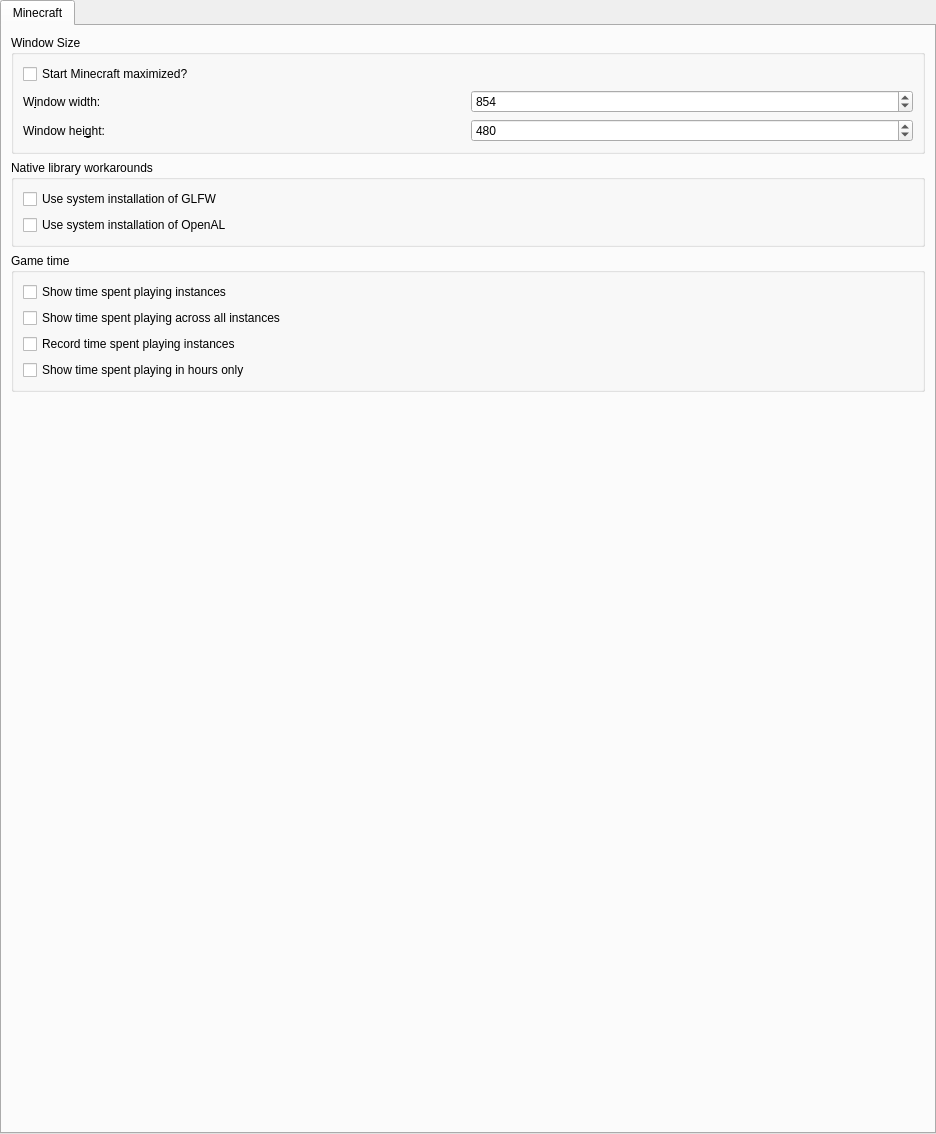
VorwerkUa2/WerkLauncher, file launcher/ui/pages/global/MinecraftPage.ui: the form before one commit.
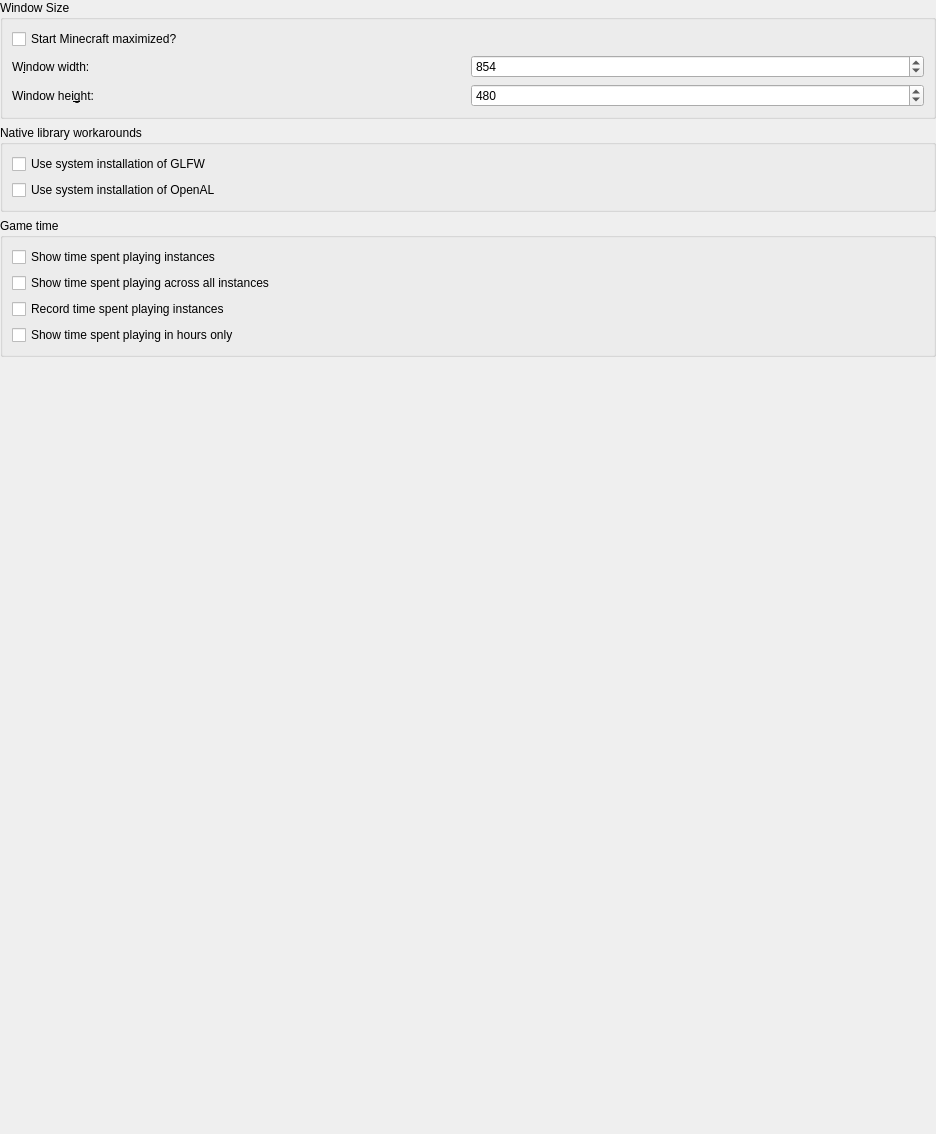
The form after the commit.

The edit to the form file:
```diff
--- a/launcher/ui/pages/global/MinecraftPage.ui
+++ b/launcher/ui/pages/global/MinecraftPage.ui
@@ -30,19 +30,6 @@
     <number>0</number>
    </property>
    <item>
-    <widget class="QTabWidget" name="tabWidget">
-     <property name="tabShape">
-      <enum>QTabWidget::Rounded</enum>
-     </property>
-     <property name="currentIndex">
-      <number>0</number>
-     </property>
-     <widget class="QWidget" name="minecraftTab">
-      <attribute name="title">
-       <string notr="true">Minecraft</string>
-      </attribute>
-      <layout class="QVBoxLayout" name="verticalLayout_3">
-       <item>
         <widget class="QGroupBox" name="windowSizeGroupBox">
          <property name="title">
           <string>Window Size</string>
@@ -186,10 +173,6 @@
        </item>
       </layout>
      </widget>
-    </widget>
-   </item>
-  </layout>
- </widget>
  <tabstops>
   <tabstop>tabWidget</tabstop>
   <tabstop>maximizedCheckBox</tabstop>
```
Left out of the diff: 1 changed line with no effect on the pictures. Lines whose indentation alone changed are shown as unchanged.
